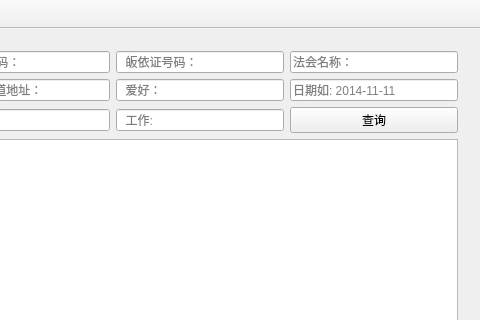
Old version of the form mainwindow.ui in the repository crouse/Guiyi; both pictures show x 602 to 1082 and y 0 to 320 of the 1082 by 557 pixel window.
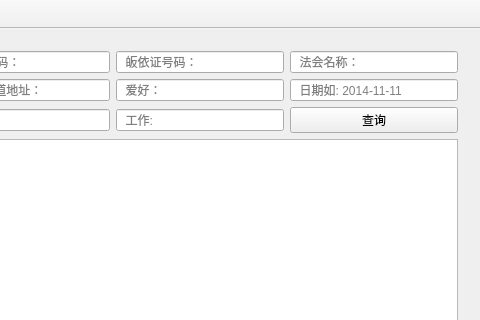
New version of the form. Icons and pictures are not drawn.

Commit message: update add image and info output

```diff
--- a/mainwindow.ui
+++ b/mainwindow.ui
@@ -37,7 +37,7 @@
           <item row="0" column="5">
            <widget class="QLineEdit" name="lineEditLike_fahui_name">
             <property name="placeholderText">
-             <string>法会名称：</string>
+             <string>  法会名称：</string>
             </property>
            </widget>
           </item>
@@ -114,7 +114,7 @@
           <item row="1" column="5">
            <widget class="QLineEdit" name="lineEditLike_mod_time">
             <property name="placeholderText">
-             <string>日期如: 2014-11-11</string>
+             <string>  日期如: 2014-11-11</string>
             </property>
            </widget>
           </item>
```
The commit also changes 2 other files.
